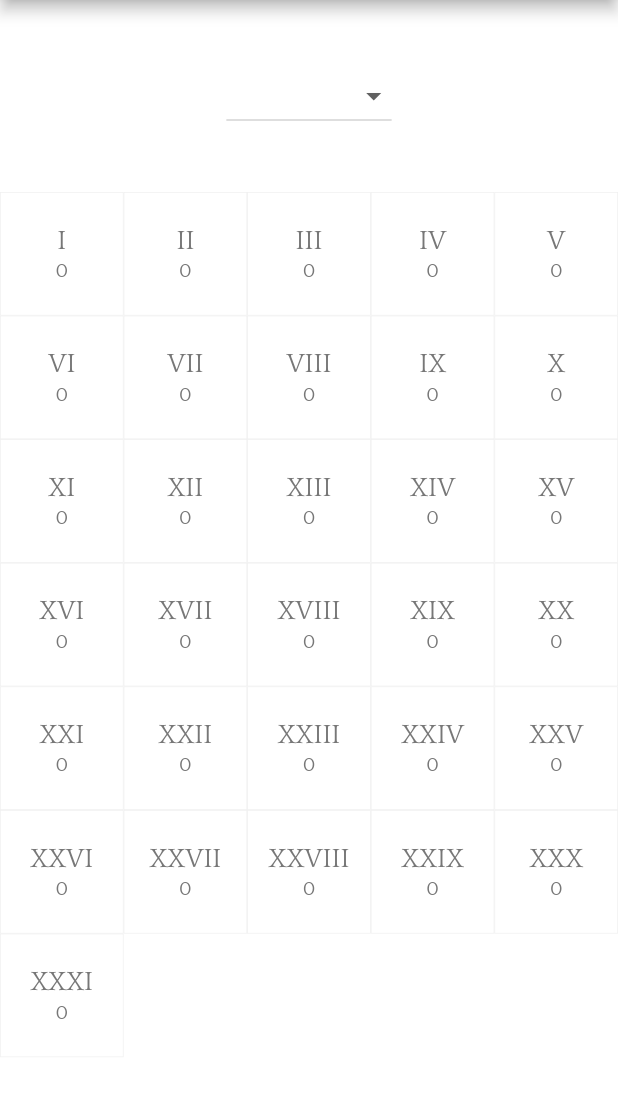
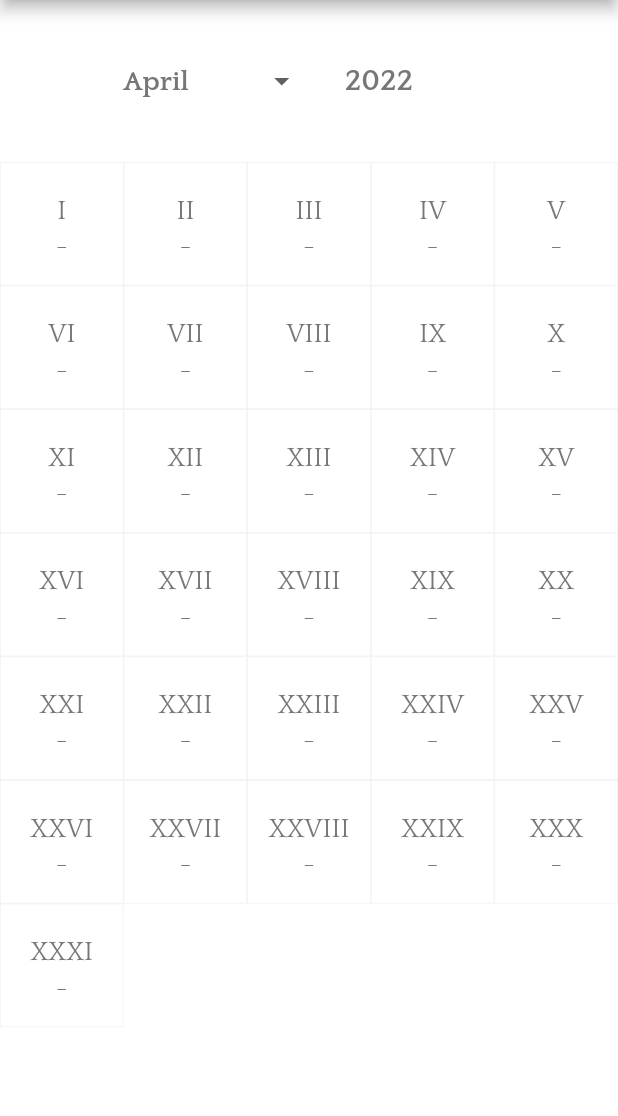
Before and after one commit to fulcrum6378/fortuna_flutter, a Flutter app: the screen it shows after launch, on a phone screen of 412 x 824 dp, the part 90-1206 px from its top. Run offline on Flutter 3.47's test engine with Material 2 defaults, Android fonts, the phone set to English and light mode, and no system bars.

Commit message:
2022.04.28 - 1 (progressed greatly)

```diff
--- a/lib/dict.dart
+++ b/lib/dict.dart
@@ -27,6 +27,21 @@ const Map<String, Map<String, String>> dict = {
         " «دولوریمتر» یا «درد سنج» متصل خواهد شد.",
   }*/
 };
+
+const gregorianMonths = [
+  'January',
+  'February',
+  'March',
+  'April',
+  'May',
+  'June',
+  'July',
+  'August',
+  'September',
+  'October',
+  'November',
+  'December'
+];
 
 const jalaliMonths = [
   'Farvardin',
--- a/lib/main.dart
+++ b/lib/main.dart
@@ -1,16 +1,25 @@
+// ignore_for_file: invalid_use_of_protected_member
+
+import 'dart:convert';
+import 'dart:io';
+
 import 'package:flutter/material.dart';
 import 'package:flutter/services.dart';
-import 'package:time_machine/time_machine.dart';
+import 'package:path_provider/path_provider.dart';
 
 import 'conf.dart';
 import 'dict.dart';
+import 'vita.dart';
 
 void main() {
+  const Color cp = Color(0xFF4CAF50), cpd = Color(0xFF034C06);
   ThemeData theme = !Fortuna.night()
       ? ThemeData(
-          primaryColor: const Color(0xFF4CAF50),
+          primaryColor: cp,
           colorScheme: ThemeData().colorScheme.copyWith(
-              secondary: const Color(0xFFF44336), onPrimary: Colors.white),
+              primary: cp,
+              secondary: const Color(0xFFF44336),
+              onPrimary: Colors.white),
           textTheme: TextTheme(bodyText2: Fortuna.font(15, false)),
           dialogTheme: DialogTheme(
             titleTextStyle: Fortuna.font(20, true),
@@ -20,9 +29,11 @@ void main() {
           splashColor: const Color(0x444CAF50), // 0x44F44336
         )
       : ThemeData(
-          primaryColor: const Color(0xFF034C06),
+          primaryColor: cpd,
           colorScheme: ThemeData.dark().colorScheme.copyWith(
-              secondary: const Color(0xFF670D06), onPrimary: Colors.white),
+              primary: cpd,
+              secondary: const Color(0xFF670D06),
+              onPrimary: Colors.white),
           textTheme: TextTheme(bodyText2: Fortuna.font(15)),
           dialogTheme: DialogTheme(
             titleTextStyle: Fortuna.font(20, true),
@@ -44,6 +55,20 @@ void main() {
 class Fortuna extends StatelessWidget {
   const Fortuna({Key? key}) : super(key: key);
 
+  static File? stored;
+  static Vita? vita;
+  static late DateTime calendar;
+  static late String luna;
+  static bool lunaChanged = false;
+
+  static final panelGKey = GlobalKey();
+  static final lunaGKey = GlobalKey();
+
+  static List<double?> emptyLuna() =>
+      [for (var i = 1; i <= calendar.defPos() + 1; i++) null];
+
+  static thisLuna() => vita?[luna] ?? emptyLuna();
+
   static bool night() =>
       WidgetsBinding.instance?.window.platformBrightness == Brightness.dark;
 
@@ -57,6 +82,27 @@ class Fortuna extends StatelessWidget {
 
   @override
   Widget build(BuildContext context) {
+    if (vita == null) vita = Vita();
+    if (!lunaChanged) {
+      calendar = DateTime.now();
+      luna = calendar.toKey();
+      // setState on second and later onResumes
+    }
+    if (vita?[luna] == null) vita?[luna] = emptyLuna();
+
+    getApplicationSupportDirectory().then((dir) {
+      stored = File('${dir.path}/vita.json');
+      stored?.exists().then((exists) {
+        if (exists)
+          stored?.readAsString().then((json) {
+            vita = jsonDecode(json);
+            // TODO: lunaGKey.currentState?.setState(() {});
+          });
+        else
+          vita?.save(stored);
+      });
+    });
+
     TextStyle navStyle =
         Fortuna.font(19, true, Theme.of(context).colorScheme.onPrimary);
 
@@ -127,7 +173,7 @@ class Fortuna extends StatelessWidget {
         child: GlowingOverscrollIndicator(
           axisDirection: AxisDirection.down,
           color: Theme.of(context).splashColor,
-          child: ListView(children: const [Panel(), Flexible(child: Luna())]),
+          child: ListView(children: [Panel(), Flexible(child: Luna())]),
         ),
       ),
     );
@@ -135,7 +181,7 @@ class Fortuna extends StatelessWidget {
 }
 
 class Panel extends StatefulWidget {
-  const Panel({Key? key}) : super(key: key);
+  Panel() : super(key: Fortuna.panelGKey);
 
   @override
   State<StatefulWidget> createState() => PanelState();
@@ -145,22 +191,43 @@ class PanelState extends State<Panel> {
   @override
   Widget build(BuildContext context) {
     return Padding(
-      padding: const EdgeInsets.symmetric(vertical: 40),
+      padding: const EdgeInsets.symmetric(vertical: 30),
       child: Row(
         mainAxisAlignment: MainAxisAlignment.center,
         children: [
-          DropdownButton<String>(
-              items: jalaliMonths
-                  .map<DropdownMenuItem<String>>(
-                      (String value) => DropdownMenuItem<String>(
+          DropdownButtonHideUnderline(
+            child: DropdownButton<int>(
+              items: [for (var i = 1; i <= 12; i++) i] // change 12 in Hebrew
+                  .map<DropdownMenuItem<int>>(
+                      (int value) => DropdownMenuItem<int>(
                             value: value,
-                            child: Text(value),
+                            child: Text(
+                              gregorianMonths[value - 1],
+                            ),
                           ))
                   .toList(),
-              onChanged: (s) {}),
-          /*TextField(
+              value: Fortuna.calendar.month,
+              onChanged: (i) {},
+              style: Fortuna.font(18.5, true),
+            ),
+          ),
+          const SizedBox(width: 30),
+          SizedBox(
+            width: 100,
+            child: TextFormField(
+              initialValue: Fortuna.calendar.year.toString(),
               maxLength: 4,
-          ),*/ // RUINS EVERYTHING
+              maxLines: 1,
+              textAlign: TextAlign.left,
+              keyboardType: TextInputType.number,
+              style: Fortuna.font(19.5, true),
+              decoration: InputDecoration(
+                counterText: "",
+                border: InputBorder.none,
+              ),
+              onChanged: (s) {},
+            ),
+          ),
         ],
       ),
     );
@@ -168,13 +235,15 @@ class PanelState extends State<Panel> {
 }
 
 class Luna extends StatefulWidget {
-  const Luna({Key? key}) : super(key: key);
+  Luna() : super(key: Fortuna.lunaGKey);
 
   @override
   State<StatefulWidget> createState() => LunaState();
 }
 
 class LunaState extends State<Luna> {
+  List<double?> luna = Fortuna.vita![Fortuna.luna]!;
+
   @override
   Widget build(BuildContext context) {
     //DateTime now = DateTime.now();
@@ -188,9 +257,14 @@ class LunaState extends State<Luna> {
       physics: const NeverScrollableScrollPhysics(),
       shrinkWrap: true,
       crossAxisCount: 5,
-      children: days
-          .map((i) => InkWell(
-                onTap: () {},
+      children: days.map((i) {
+        double? score = luna[i] ?? luna.getDefault();
+        bool isEstimated = luna[i] == null && luna.getDefault() != null;
+
+        return InkWell(
+          onTap: () {
+            luna.changeVar(i);
+          },
           child: Container(
             decoration: BoxDecoration(
                 border: Border.all(
@@ -203,12 +277,15 @@ class LunaState extends State<Luna> {
               children: [
                 Text(romanNumbers[i], style: Fortuna.font(18)),
                 const SizedBox(height: 3),
-                      Text("0", style: Fortuna.font(13)),
+                Text(
+                  (isEstimated ? "c. " : "") + score.showScore(),
+                  style: Fortuna.font(13),
+                ),
               ],
             ),
           ),
-              ))
-          .toList(),
+        );
+      }).toList(),
     );
   }
 }
--- a/pubspec.yaml
+++ b/pubspec.yaml
@@ -1,9 +1,9 @@
 name: fortuna
 description: An application of the Hedonist philosophy.
 publish_to: 'none'
-version: 1.0.0+1
+version: 0.8.5
 environment:
-  sdk: ">=2.12.0 <3.0.0"
+  sdk: ">=2.16.0 <3.0.0"
 
 dependencies:
   flutter:
@@ -11,6 +11,7 @@ dependencies:
 
 dev_dependencies:
   time_machine: ^0.9.17
+  path_provider: ^2.0.9
 
 flutter:
   uses-material-design: true
```
Also changed, not shown: lib/vita.dart (added, +52 -0 lines), pubspec.lock. Lines whose indentation alone changed are shown as unchanged.
